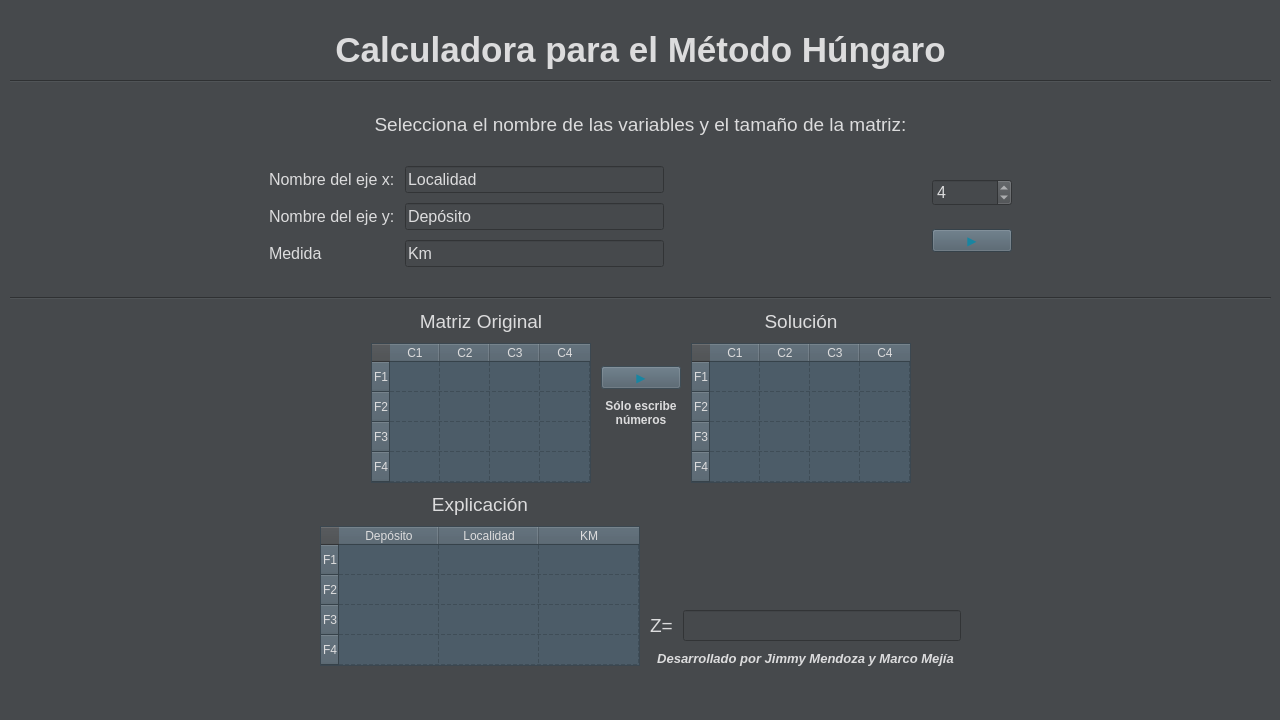
The window that hungaro.ui (m3f1s7o/hungaro) describes before a commit, drawn with Qt 5.
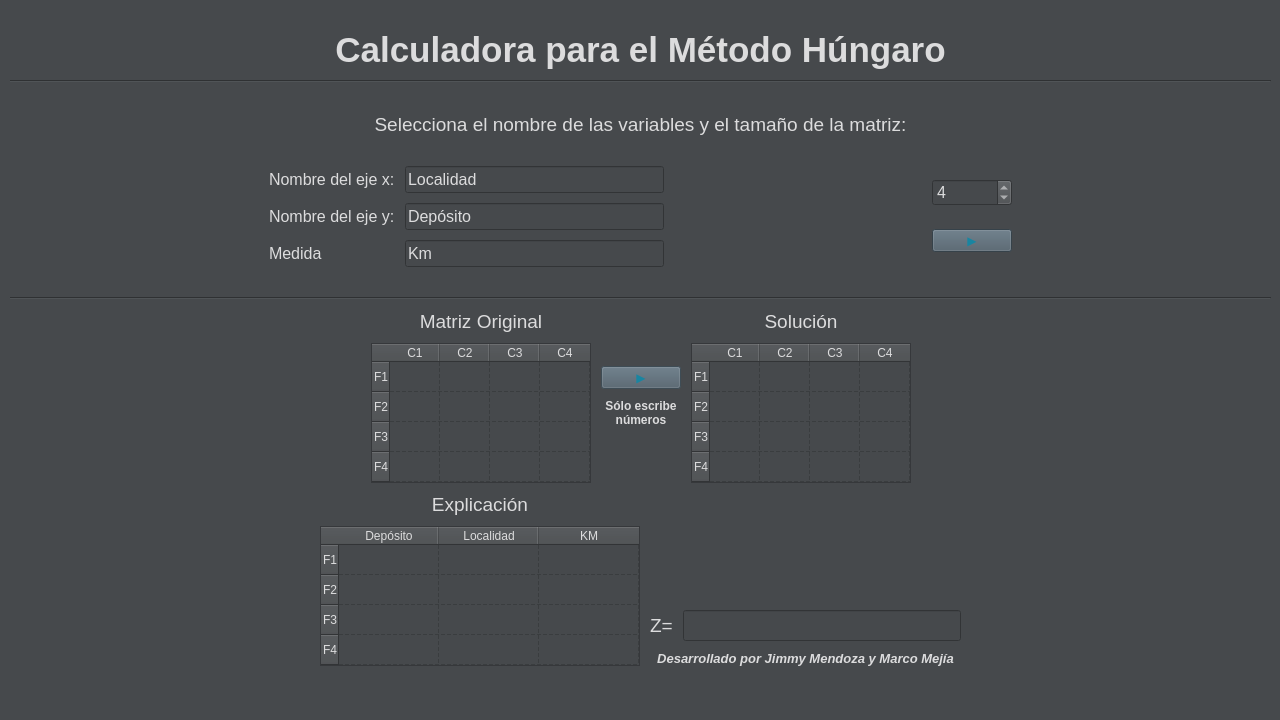
The same window after the commit.

Patch:
```diff
--- a/hungaro.ui
+++ b/hungaro.ui
@@ -333,7 +333,8 @@
               <bool>true</bool>
              </property>
              <property name="styleSheet">
-              <string notr="true">background-color: rgb(76, 92, 104);
+              <string notr="true">border-top-color: rgb(76, 92, 104);
+border-left-color: rgb(76, 92, 104);
 color: rgb(220, 220, 221);</string>
              </property>
              <property name="frameShape">
@@ -511,7 +512,8 @@
               <bool>true</bool>
              </property>
              <property name="styleSheet">
-              <string notr="true">background-color: rgb(76, 92, 104);
+              <string notr="true">border-top-color: rgb(76, 92, 104);
+border-left-color: rgb(76, 92, 104);
 color: rgb(220, 220, 221);</string>
              </property>
              <property name="frameShape">
@@ -638,7 +640,8 @@
               <bool>true</bool>
              </property>
              <property name="styleSheet">
-              <string notr="true">background-color: rgb(76, 92, 104);
+              <string notr="true">border-top-color: rgb(76, 92, 104);
+border-left-color: rgb(76, 92, 104);
 color: rgb(220, 220, 221);</string>
              </property>
              <property name="frameShape">
```
Left out of the diff: 2 changed lines with no effect on the pictures.
